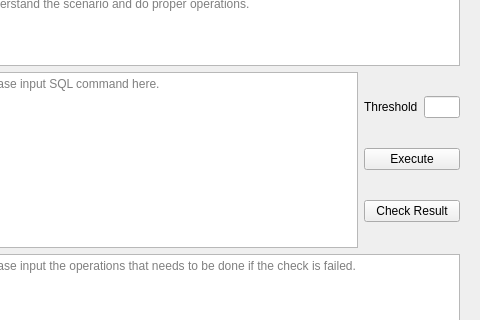
wei17hao10/daily-check, file UI/additemwidget.ui: the form before one commit; both pictures show x 161 to 641 and y 98 to 418 of the 641 by 670 pixel window.
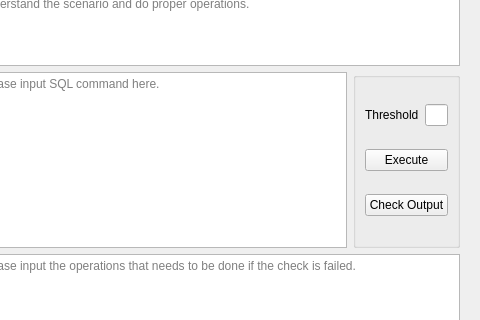
The form after the commit.

Commit message: finish the additem function of check script result.

The edit to the form file:
```diff
--- a/UI/additemwidget.ui
+++ b/UI/additemwidget.ui
@@ -207,6 +207,7 @@
           </widget>
          </item>
          <item>
+          <widget class="QGroupBox" name="exeSQLGroup">
           <layout class="QVBoxLayout" name="verticalLayout" stretch="1,1,1">
            <item>
             <layout class="QHBoxLayout" name="horizontalLayout_9">
@@ -254,11 +255,12 @@
            <item>
             <widget class="QPushButton" name="btn_checkres">
              <property name="text">
-              <string>Check Result</string>
+               <string>Check Output</string>
              </property>
             </widget>
            </item>
           </layout>
+          </widget>
          </item>
         </layout>
        </item>
```
Left out of the diff: 10 changed lines with no effect on the pictures. Lines whose indentation alone changed are shown as unchanged. The commit also changes 9 other files.
